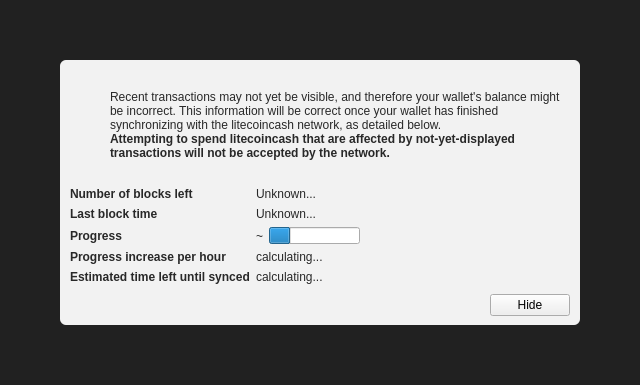
litecoincash-project/litecoincash, file src/qt/forms/modaloverlay.ui: the form before one commit.
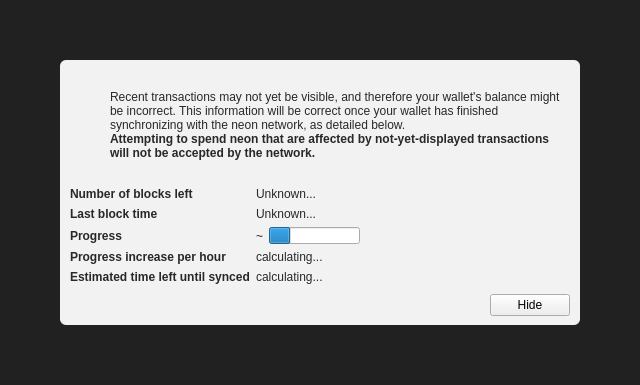
The form after the commit. Icons and pictures are not drawn. Custom widgets are drawn as their Qt base class.

Commit message: general: initial rename LCC -> NEON

Patch:
```diff
--- a/src/qt/forms/modaloverlay.ui
+++ b/src/qt/forms/modaloverlay.ui
@@ -130,7 +130,7 @@
              <item>
               <widget class="QLabel" name="infoText">
                <property name="text">
-                <string>Recent transactions may not yet be visible, and therefore your wallet's balance might be incorrect. This information will be correct once your wallet has finished synchronizing with the litecoincash network, as detailed below.</string>
+                <string>Recent transactions may not yet be visible, and therefore your wallet's balance might be incorrect. This information will be correct once your wallet has finished synchronizing with the neon network, as detailed below.</string>
                </property>
                <property name="textFormat">
                 <enum>Qt::RichText</enum>
@@ -149,7 +149,7 @@
                 </font>
                </property>
                <property name="text">
-                <string>Attempting to spend litecoincash that are affected by not-yet-displayed transactions will not be accepted by the network.</string>
+                <string>Attempting to spend neon that are affected by not-yet-displayed transactions will not be accepted by the network.</string>
                </property>
                <property name="textFormat">
                 <enum>Qt::RichText</enum>
```
The commit also changes 344 other files.
